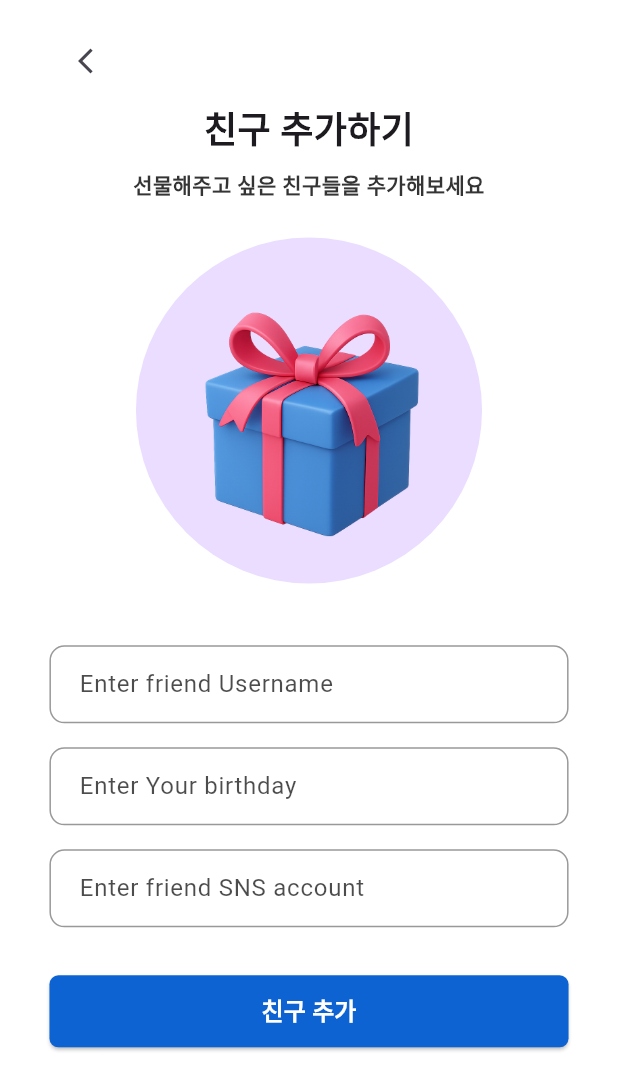
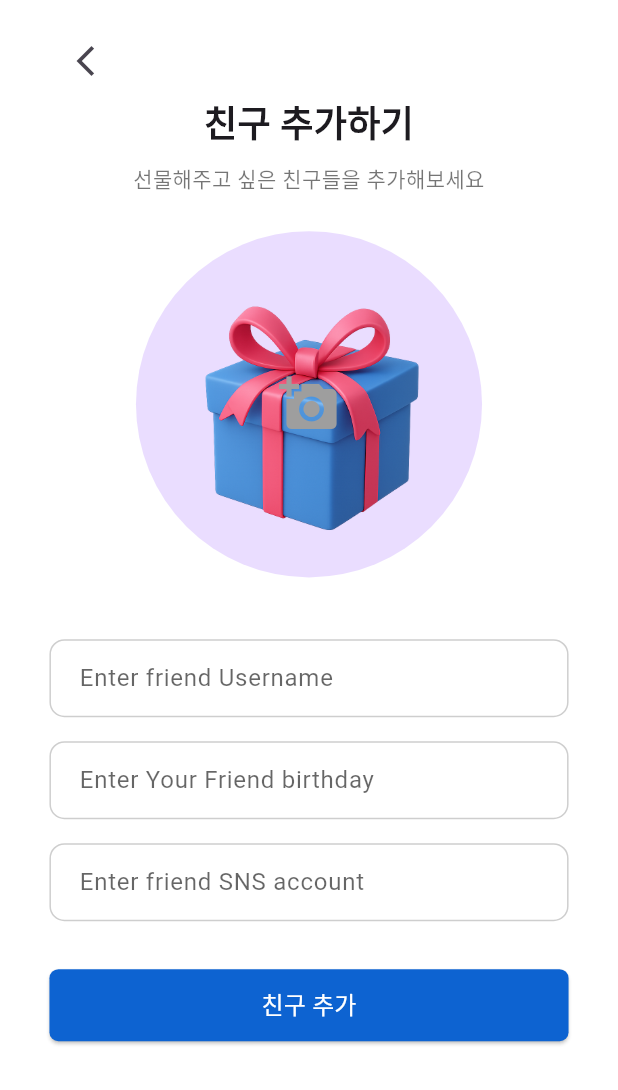
Before and after one commit to daahunii/Giftoyou, a Flutter app: the AddFriends screen opened directly, on a phone screen of 412 x 824 dp. Shown: the top 1090 px of the screen. Run offline on Flutter 3.47's test engine with Material 3 defaults, Android fonts, the phone set to English and light mode, and no system bars; our stand-ins replace cloud_firestore, firebase_auth, firebase_core, firebase_storage, image_picker, permission_handler and 1 more; accounts and stored records are empty; Roboto replaces fonts that are missing (Manrope, Poppins, Pretendard).

Commit message:
edit signup, addfriends, add model

```diff
--- /dev/null
+++ b/lib/model/friend.dart
@@ -0,0 +1,36 @@
+class Friend {
+  final String id;
+  final String name;
+  final String birthday;
+  final String sns;
+  final String photoUrl;
+
+  Friend({
+    required this.id,
+    required this.name,
+    required this.birthday,
+    required this.sns,
+    required this.photoUrl,
+  });
+
+  // Firestore에서 불러올 때
+  factory Friend.fromMap(String id, Map<String, dynamic> data) {
+    return Friend(
+      id: id,
+      name: data['name'] ?? '',
+      birthday: data['birthday'] ?? '',
+      sns: data['sns'] ?? '',
+      photoUrl: data['photoUrl'] ?? '',
+    );
+  }
+
+  // Firestore에 저장할 때
+  Map<String, dynamic> toMap() {
+    return {
+      'name': name,
+      'birthday': birthday,
+      'sns': sns,
+      'photoUrl': photoUrl,
+    };
+  }
+}
--- a/lib/screens/addfriends.dart
+++ b/lib/screens/addfriends.dart
@@ -1,7 +1,93 @@
 import 'package:flutter/material.dart';
+import 'package:image_picker/image_picker.dart';
+import 'package:permission_handler/permission_handler.dart';
+import 'dart:io';
+import 'package:firebase_auth/firebase_auth.dart';
+import 'package:cloud_firestore/cloud_firestore.dart';
+import 'package:firebase_storage/firebase_storage.dart';
 
-class AddFriends extends StatelessWidget {
+class AddFriends extends StatefulWidget {
   const AddFriends({super.key});
+
+  @override
+  State<AddFriends> createState() => _AddFriendsState();
+}
+
+class _AddFriendsState extends State<AddFriends> {
+  final TextEditingController _nameController = TextEditingController();
+  final TextEditingController _birthdayController = TextEditingController();
+  final TextEditingController _snsController = TextEditingController();
+  File? _imageFile;
+  final picker = ImagePicker();
+
+  Future<void> _pickImage() async {
+    var permissionStatus = await Permission.photos.request();
+    if (!permissionStatus.isGranted) {
+      permissionStatus = await Permission.storage.request();
+    }
+
+    if (permissionStatus.isGranted) {
+      final pickedFile = await picker.pickImage(source: ImageSource.gallery);
+      if (pickedFile != null) {
+        setState(() {
+          _imageFile = File(pickedFile.path);
+        });
+      }
+    } else {
+      ScaffoldMessenger.of(context).showSnackBar(
+        const SnackBar(content: Text('사진 접근 권한이 필요합니다.')),
+      );
+    }
+  }
+
+  Future<void> _uploadFriendData() async {
+    final uid = FirebaseAuth.instance.currentUser?.uid;
+    if (uid == null) {
+      ScaffoldMessenger.of(context).showSnackBar(
+        const SnackBar(content: Text('로그인이 필요합니다.')),
+      );
+      return;
+    }
+
+    String imageUrl = "https://via.placeholder.com/150"; // 기본 이미지
+
+    if (_imageFile != null) {
+      try {
+        final fileName = '${DateTime.now().millisecondsSinceEpoch}.jpg';
+        final ref = FirebaseStorage.instance
+            .ref()
+            .child('friends_photos/$uid/$fileName');
+        await ref.putFile(_imageFile!);
+        imageUrl = await ref.getDownloadURL();
+      } catch (e) {
+        print("이미지 업로드 실패: $e");
+      }
+    }
+
+    try {
+      await FirebaseFirestore.instance
+          .collection('users')
+          .doc(uid)
+          .collection('friends')
+          .add({
+        'name': _nameController.text.trim(),
+        'birthday': _birthdayController.text.trim(),
+        'sns': _snsController.text.trim(),
+        'photoUrl': imageUrl,
+        'createdAt': Timestamp.now(),
+      });
+
+      ScaffoldMessenger.of(context).showSnackBar(
+        const SnackBar(content: Text('친구 추가 완료!')),
+      );
+
+      if (mounted) Navigator.pop(context);
+    } catch (e) {
+      ScaffoldMessenger.of(context).showSnackBar(
+        SnackBar(content: Text('저장 실패: $e')),
+      );
+    }
+  }
 
   @override
   Widget build(BuildContext context) {
@@ -20,41 +106,39 @@ class AddFriends extends StatelessWidget {
               Align(
                 alignment: Alignment.centerLeft,
                 child: IconButton(
-                  icon: const Icon(Icons.arrow_back_ios_new, size: 20),
+                  icon: const Icon(Icons.arrow_back_ios_new),
                   onPressed: () => Navigator.pop(context),
                 ),
               ),
-              SizedBox(height: height * 0.005),
               const Text(
                 '친구 추가하기',
-                style: TextStyle(
-                  fontSize: 24,
-                  fontWeight: FontWeight.w700,
-                  fontFamily: 'Manrope',
-                ),
+                style: TextStyle(fontSize: 24, fontWeight: FontWeight.bold),
               ),
               const SizedBox(height: 8),
               const Text(
                 '선물해주고 싶은 친구들을 추가해보세요',
-                style: TextStyle(
-                  fontSize: 14,
-                  color: Color(0xFF343434),
-                  fontWeight: FontWeight.w600,
-                  fontFamily: 'Manrope',
-                ),
+                style: TextStyle(fontSize: 14, color: Colors.black54),
                 textAlign: TextAlign.center,
               ),
               SizedBox(height: height * 0.03),
-              CircleAvatar(
-                radius: width * 0.28,
-                backgroundImage: AssetImage('assets/gift_close.png'),
+              GestureDetector(
+                onTap: _pickImage,
+                child: CircleAvatar(
+                  radius: width * 0.28,
+                  backgroundImage: _imageFile != null
+                      ? FileImage(_imageFile!)
+                      : const AssetImage('assets/gift_close.png') as ImageProvider,
+                  child: _imageFile == null
+                      ? const Icon(Icons.add_a_photo, size: 40, color: Colors.grey)
+                      : null,
+                ),
               ),
               SizedBox(height: height * 0.05),
-              _buildInputField("Enter friend Username"),
+              _buildTextField("Enter friend Username", _nameController),
               const SizedBox(height: 16),
-              _buildInputField("Enter Your birthday"),
+              _buildTextField("Enter Your Friend birthday", _birthdayController),
               const SizedBox(height: 16),
-              _buildInputField("Enter friend SNS account"),
+              _buildTextField("Enter friend SNS account", _snsController),
               const SizedBox(height: 32),
               SizedBox(
                 width: double.infinity,
@@ -66,16 +150,9 @@ class AddFriends extends StatelessWidget {
                       borderRadius: BorderRadius.circular(6),
                     ),
                   ),
-                  onPressed: () {},
-                  child: const Text(
-                    '친구 추가',
-                    style: TextStyle(
-                      color: Colors.white,
-                      fontSize: 16,
-                      fontWeight: FontWeight.w600,
-                      fontFamily: 'Poppins',
-                    ),
-                  ),
+                  onPressed: _uploadFriendData,
+                  child: const Text('친구 추가',
+                      style: TextStyle(color: Colors.white, fontSize: 16)),
                 ),
               ),
               SizedBox(height: height * 0.05),
@@ -86,26 +163,19 @@ class AddFriends extends StatelessWidget {
     );
   }
 
-  Widget _buildInputField(String hint) {
+  Widget _buildTextField(String hint, TextEditingController controller) {
     return TextField(
+      controller: controller,
       decoration: InputDecoration(
         hintText: hint,
-        hintStyle: TextStyle(
-          color: Colors.black.withOpacity(0.7),
-          fontSize: 16,
-          fontFamily: 'Poppins',
-        ),
+        hintStyle: TextStyle(color: Colors.black.withOpacity(0.6)),
         enabledBorder: OutlineInputBorder(
           borderRadius: BorderRadius.circular(10),
-          borderSide: BorderSide(
-            color: Colors.black.withOpacity(0.4),
-          ),
+          borderSide: BorderSide(color: Colors.grey.withOpacity(0.5)),
         ),
         focusedBorder: OutlineInputBorder(
           borderRadius: BorderRadius.circular(10),
-          borderSide: const BorderSide(
-            color: Color(0xFF0D63D1),
-          ),
+          borderSide: const BorderSide(color: Color(0xFF0D63D1)),
         ),
         contentPadding: const EdgeInsets.symmetric(horizontal: 16, vertical: 14),
         filled: true,
--- a/pubspec.yaml
+++ b/pubspec.yaml
@@ -19,7 +19,9 @@ environment:
 dependencies:
   flutter:
     sdk: flutter
-
+  permission_handler: ^11.3.0
+  firebase_storage: ^12.4.5
+  image_picker: ^1.1.2
   cupertino_icons: ^1.0.8
   firebase_core: ^3.13.0
   firebase_auth: ^5.5.3
```
Also changed, not shown: lib/main.dart (+9 -2 lines), lib/screens/home.dart (+6 -7 lines), lib/screens/login.dart (+23 -10 lines), lib/screens/profile.dart (+13 -5 lines), lib/screens/signup.dart (+77 -49 lines), pubspec.lock, 6 other files.
